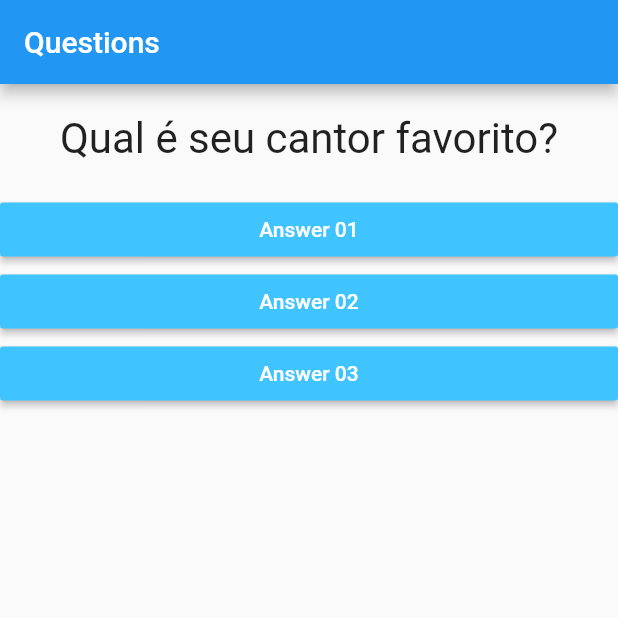
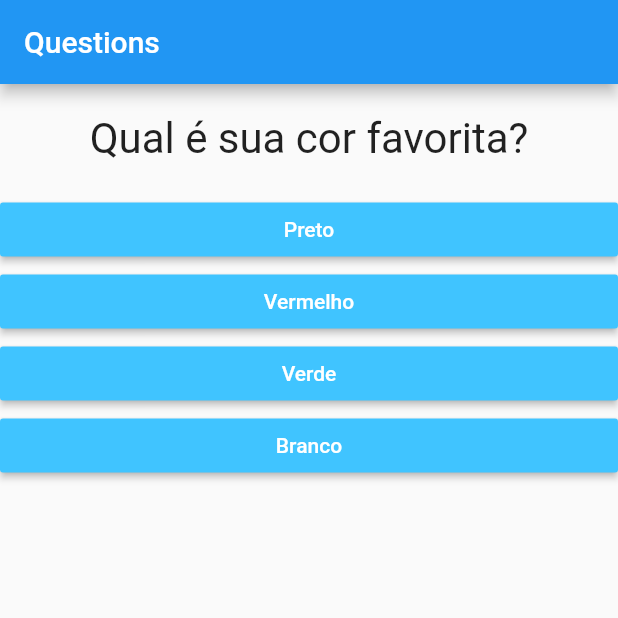
Before and after one commit to matheus-paulino/init-dart, a Flutter app: the screen it shows after launch, on a phone screen of 412 x 824 dp, the top half of it. Run offline on Flutter 3.47's test engine with Material 2 defaults, Android fonts, the phone set to English and light mode, and no system bars.

```diff
--- a/lib/main.dart
+++ b/lib/main.dart
@@ -20,7 +20,7 @@ class QuestionAppState extends State<AskApp> {
   Widget build(BuildContext context) {
     final List<Map<String, Object>> questions = [
       {
-        'question': 'Qual é seu cantor favorito?',
+        'question': 'Qual é sua cor favorita?',
         'reponses': ['Preto', 'Vermelho', 'Verde', 'Branco'],
       },
       {
@@ -28,6 +28,13 @@ class QuestionAppState extends State<AskApp> {
         'reponses': ['Cachorro', 'Girafa', 'Gato', 'Passáro'],
       }
     ];
+
+    List<String> responses = questions[_askSelected]['reponses'];
+    List<Widget> answersWidgets =
+        responses.map((r) => Answer(r, _response)).toList();
+    /* for (String questionAnswer in responses) {
+      answersWidgets.add(Answer(questionAnswer, _response));
+    } */
 
     return new MaterialApp(
       home: new Scaffold(
@@ -37,9 +44,7 @@ class QuestionAppState extends State<AskApp> {
         body: new Column(
           children: <Widget>[
             new Question(questions[_askSelected]['question']),
-            new Answer('Answer 01', _response),
-            new Answer('Answer 02', _response),
-            new Answer('Answer 03', _response),
+            ...answersWidgets
           ],
         ),
       ),
```
